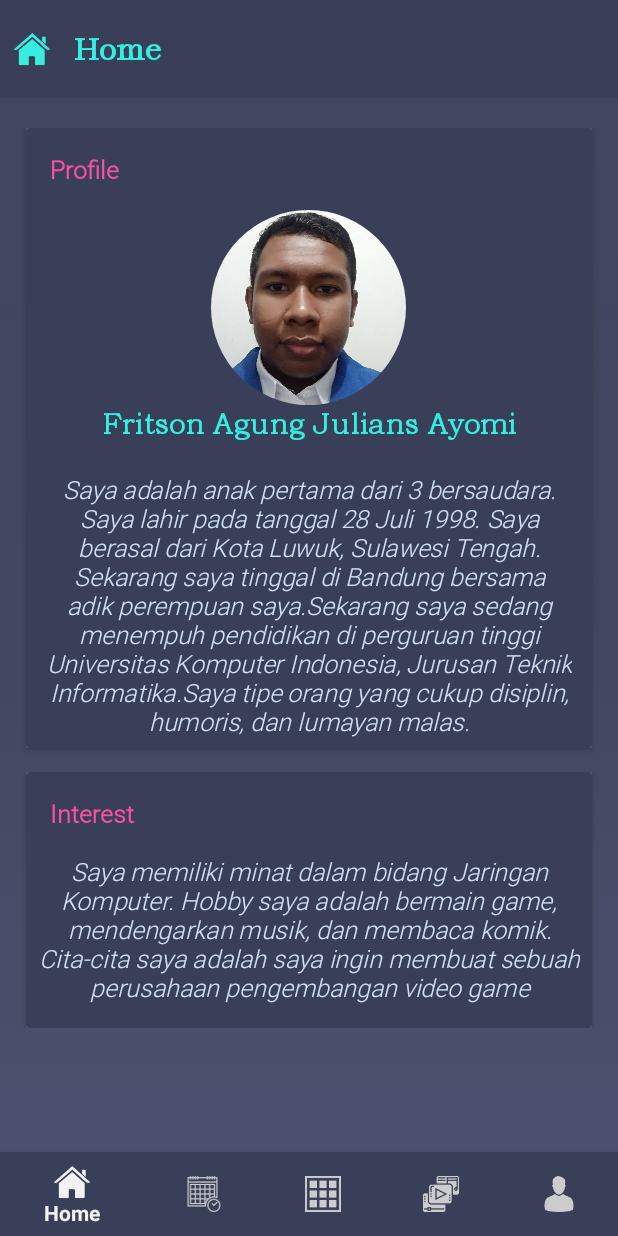
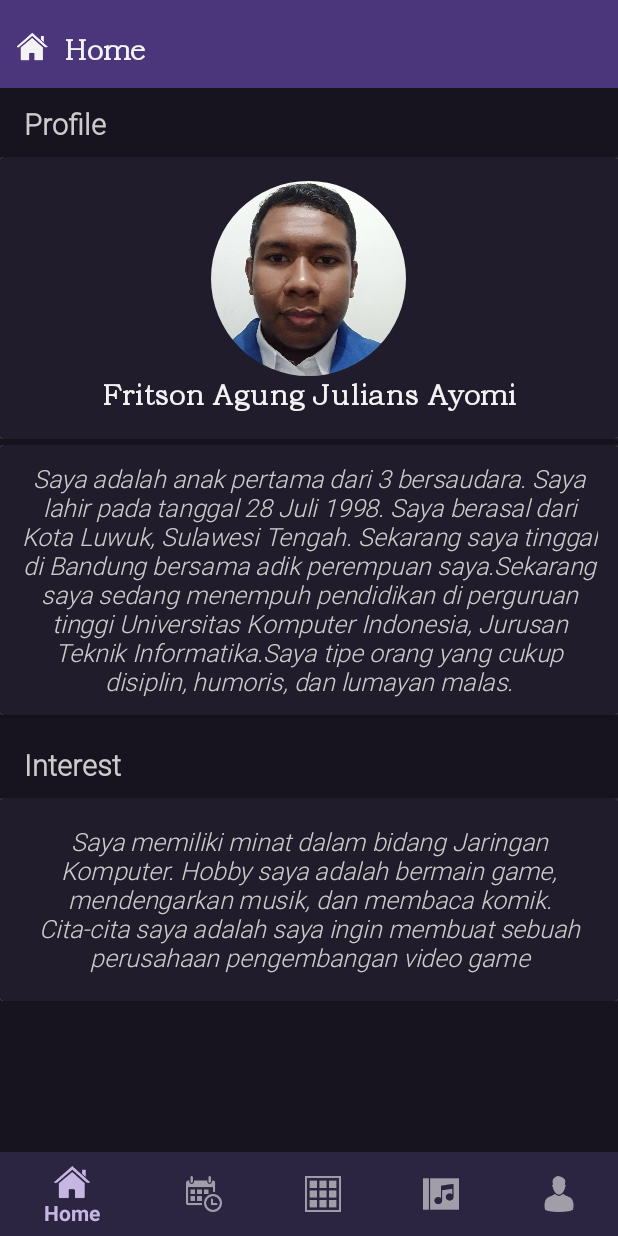
Before and after one commit to fritsonagung/Lat3UTS-AKB2-10116076-FritsonAgungJuliansAyomi, an Android app: the BottomNavigation screen opened directly, with no data from a screen before it, on a phone screen of 412 x 824 dp. Run offline under Robolectric (Android 15) with nearby library versions, the phone set to English and light mode, and no system bars; our stand-ins replace sdp/ssp sizes; plain views replace CircularImageView.

Commit message:
Test Bottom Nav with Fragment

```diff
--- a/app/src/main/AndroidManifest.xml
+++ b/app/src/main/AndroidManifest.xml
@@ -12,7 +12,7 @@
         <activity
             android:name=".BottomNavigation"
             android:label="@string/title_activity_bottom_navigation"></activity>
-        <activity android:name=".IntroActivity" />
+        <activity android:name=".WalkthroughActivity" />
         <activity android:name=".SplashActivity">
             <intent-filter>
                 <action android:name="android.intent.action.MAIN" />
--- a/app/src/main/java/com/example/fritsonapps/SplashActivity.java
+++ b/app/src/main/java/com/example/fritsonapps/SplashActivity.java
@@ -10,7 +10,7 @@ import android.widget.*;
 
 public class SplashActivity extends AppCompatActivity {
 
-    private static int SPLASH_TIME_OUT = 3000;
+    private static int SPLASH_TIME_OUT = 5000;
     private ImageView logo;
 
     @Override
@@ -26,7 +26,7 @@ public class SplashActivity extends AppCompatActivity {
         new Handler().postDelayed(new Runnable() {
             @Override
             public void run() {
-                Intent intent = new Intent(SplashActivity.this, IntroActivity.class);
+                Intent intent = new Intent(SplashActivity.this, WalkthroughActivity.class);
                 startActivity(intent);
                 finish();
             }
--- a/app/src/main/java/com/example/fritsonapps/IntroActivity.java
+++ b/app/src/main/java/com/example/fritsonapps/WalkthroughActivity.java
@@ -12,7 +12,7 @@ import android.widget.Button;
 
 import com.example.fritsonapps.adapter.SliderAdapter;
 
-public class IntroActivity extends AppCompatActivity {
+public class WalkthroughActivity extends AppCompatActivity {
 
     private ViewPager SlideViewPager;
     private LinearLayout DotsSlider;
@@ -42,7 +42,7 @@ public class IntroActivity extends AppCompatActivity {
             @Override
             public void onClick(View v) {
                 if (NextButton.getText() == "Finish") {
-                    startActivity(new Intent(IntroActivity.this, BottomNavigation.class));
+                    startActivity(new Intent(WalkthroughActivity.this, BottomNavigation.class));
                 } else {
                     SlideViewPager.setCurrentItem(currentPage + 1);
                 }
@@ -71,7 +71,7 @@ public class IntroActivity extends AppCompatActivity {
         }
 
         if (Dots.length > 0) {
-            Dots[position].setTextColor(getResources().getColor(R.color.colorHotPink));
+            Dots[position].setTextColor(getResources().getColor(R.color.colorAccent));
         }
     }
 
--- a/app/src/main/res/drawable/bg_color_gradient.xml
+++ /dev/null
@@ -1,14 +0,0 @@
-<?xml version="1.0" encoding="utf-8"?>
-<selector xmlns:android="http://schemas.android.com/apk/res/android">
-<item>
-    <shape>
-        <gradient
-            android:angle="90"
-            android:startColor="#4C5270"
-            android:centerColor="#424760"
-            android:endColor="#414661"
-            android:type="linear">
-        </gradient>
-    </shape>
-</item>
-</selector>
--- a/app/src/main/res/drawable/nav_item_selected.xml
+++ b/app/src/main/res/drawable/nav_item_selected.xml
@@ -1,5 +1,5 @@
 <?xml version="1.0" encoding="utf-8"?>
 <selector xmlns:android="http://schemas.android.com/apk/res/android">
-    <item android:color="#f3f3f3" android:state_checked="true" />
-    <item android:color="@color/colorTransparentWhite" />
+    <item android:color="@color/colorPaletteDarkPurple" android:state_checked="true" />
+    <item android:color="@color/colorTransparentPaletteDarkPurple" />
 </selector>
--- a/app/src/main/res/layout/activity_bottom_navigation.xml
+++ b/app/src/main/res/layout/activity_bottom_navigation.xml
@@ -20,7 +20,7 @@
         android:layout_height="wrap_content"
         android:layout_marginStart="0dp"
         android:layout_marginEnd="0dp"
-        android:background="@color/colorDarkCornFlower"
+        android:background="@color/colorDarkPurple"
         app:itemIconTint="@drawable/nav_item_selected"
         app:itemTextColor="@drawable/nav_item_selected"
         app:layout_constraintBottom_toBottomOf="parent"
--- a/app/src/main/res/layout/activity_splash.xml
+++ b/app/src/main/res/layout/activity_splash.xml
@@ -5,7 +5,7 @@
     android:id="@+id/SplashScreen"
     android:layout_width="match_parent"
     android:layout_height="match_parent"
-    android:background="@drawable/bg_color_gradient"
+    android:background="@color/colorPurple"
     android:gravity="center"
     android:orientation="vertical"
     tools:context=".SplashActivity">
@@ -18,6 +18,7 @@
         android:paddingTop="@dimen/_10sdp"
         android:paddingRight="@dimen/_10sdp"
         android:paddingBottom="@dimen/_10sdp"
+        android:tint="@color/colorWhite"
         app:srcCompat="@drawable/logo"
         tools:ignore="ContentDescription,MissingConstraints" />
 </LinearLayout>
--- a/app/src/main/res/layout/home_fragment.xml
+++ b/app/src/main/res/layout/home_fragment.xml
@@ -4,15 +4,16 @@
     xmlns:tools="http://schemas.android.com/tools"
     android:layout_width="match_parent"
     android:layout_height="match_parent"
-    android:background="@drawable/bg_color_gradient"
+    android:background="@color/colorBlackishPurple"
+    android:id="@+id/HomeFragmentLayout"
     android:orientation="vertical">
 
     <LinearLayout
         android:id="@+id/headerTitle"
         android:layout_width="match_parent"
-        android:layout_height="@dimen/_50sdp"
+        android:layout_height="@dimen/_45sdp"
         android:layout_centerHorizontal="true"
-        android:background="@color/colorDarkCornFlower"
+        android:background="@color/colorLittleDarkPurple"
         android:orientation="horizontal">
 
         <LinearLayout
@@ -23,11 +24,11 @@
             <ImageView
                 android:id="@+id/home_icon"
                 android:layout_width="wrap_content"
-                android:layout_height="wrap_content"
+                android:layout_height="@dimen/_16sdp"
                 android:layout_marginTop="@dimen/_16sdp"
                 android:layout_marginBottom="@dimen/_16sdp"
                 android:src="@mipmap/ic_home"
-                android:tint="@color/colorCyan" />
+                android:tint="@color/colorWhite" />
         </LinearLayout>
 
         <LinearLayout
@@ -39,14 +40,12 @@
                 android:id="@+id/title"
                 android:layout_width="wrap_content"
                 android:layout_height="wrap_content"
-                android:layout_marginStart="@dimen/_5sdp"
-                android:layout_marginLeft="@dimen/_5sdp"
-                android:layout_marginTop="@dimen/_15sdp"
+                android:layout_marginTop="@dimen/_16sdp"
                 android:fontFamily="@font/book_os"
                 android:text="@string/title_home"
                 android:textAlignment="center"
-                android:textColor="@color/colorCyan"
-                android:textSize="@dimen/_16sdp"
+                android:textColor="@color/colorWhite"
+                android:textSize="@dimen/_15sdp"
                 android:textStyle="bold"
                 tools:ignore="spUsage" />
         </LinearLayout>
@@ -57,56 +56,59 @@
         android:layout_width="match_parent"
         android:layout_height="match_parent"
         android:layout_below="@id/headerTitle"
-        android:paddingTop="@dimen/_10sdp"
-        android:paddingBottom="@dimen/_60sdp">
+        android:layout_marginBottom="@dimen/_43sdp"
+        android:paddingTop="@dimen/_3sdp"
+        android:paddingBottom="@dimen/_5sdp">
 
         <LinearLayout
             android:id="@+id/contentLayout"
             android:layout_width="match_parent"
             android:layout_height="match_parent"
             android:layout_below="@id/headerTitle"
-            android:layout_marginTop="@dimen/_5sdp"
             android:gravity="center"
             android:orientation="vertical">
 
+            <TextView
+                android:id="@+id/sub_title_Profile"
+                android:layout_width="wrap_content"
+                android:layout_height="wrap_content"
+                android:layout_gravity="start"
+                android:layout_marginLeft="@dimen/activity_vertical_margin"
+                android:layout_marginTop="@dimen/_5sdp"
+                android:layout_marginBottom="@dimen/_5sdp"
+                android:fontFamily="@font/roboto_light"
+                android:text="@string/sub_title_profile"
+                android:textColor="@color/colorTransparentWhite"
+                android:textSize="@dimen/_15sdp"
+                android:textStyle="bold" />
+
             <android.support.v7.widget.CardView
                 android:id="@+id/profileView"
-                android:layout_width="@dimen/_290sdp"
+                android:layout_width="match_parent"
                 android:layout_height="wrap_content"
+                android:layout_marginTop="@dimen/_2sdp"
                 tools:ignore="NotSibling">
 
                 <RelativeLayout
                     android:id="@+id/profileLayout"
                     android:layout_width="match_parent"
                     android:layout_height="match_parent"
+                    android:layout_below="@+id/sub_title_Profile"
                     android:layout_alignStart="@+id/profileView"
                     android:layout_alignLeft="@+id/profileView"
-                    android:background="@color/colorDarkCornFlower"
+                    android:background="@color/colorTransparentDarkPurple"
                     android:orientation="vertical">
-
-                    <TextView
-                        android:id="@+id/sub_title_Profile"
-                        android:layout_width="wrap_content"
-                        android:layout_height="wrap_content"
-                        android:layout_marginLeft="@dimen/activity_vertical_margin"
-                        android:layout_marginTop="@dimen/activity_vertical_margin"
-                        android:fontFamily="@font/roboto_light"
-                        android:text="@string/sub_title_profile"
-                        android:textColor="@color/colorHotPink"
-                        android:textSize="@dimen/_13sdp"
-                        android:textStyle="bold" />
 
                     <com.mikhaellopez.circularimageview.CircularImageView
                         android:id="@+id/photo_profile"
                         android:layout_width="@dimen/_100sdp"
                         android:layout_height="@dimen/_100sdp"
-                        android:layout_below="@id/sub_title_Profile"
+                        android:layout_alignParentTop="true"
                         android:layout_centerInParent="true"
                         android:layout_centerHorizontal="true"
                         android:layout_marginTop="@dimen/activity_vertical_margin"
                         android:src="@drawable/profile"
-                        app:civ_border_color="@color/colorCornFlower" />
-
+                        app:civ_border_color="@color/colorTransparentDarkPurple" />
 
                     <TextView
                         android:id="@+id/fullname"
@@ -120,9 +122,27 @@
                         android:gravity="fill_horizontal"
                         android:text="@string/full_name"
                         android:textAlignment="center"
-                        android:textColor="@color/colorCyan"
+                        android:textColor="@color/colorWhite"
                         android:textSize="@dimen/_15sdp"
                         android:textStyle="bold" />
+                </RelativeLayout>
+            </android.support.v7.widget.CardView>
+
+            <android.support.v7.widget.CardView
+                android:id="@+id/profileView2"
+                android:layout_width="match_parent"
+                android:layout_height="wrap_content"
+                android:layout_marginTop="@dimen/_3sdp"
+                tools:ignore="NotSibling">
+
+                <RelativeLayout
+                    android:layout_width="match_parent"
+                    android:layout_height="match_parent"
+                    android:layout_below="@+id/profileLayout"
+                    android:layout_alignStart="@+id/profileView"
+                    android:layout_alignLeft="@+id/profileView"
+                    android:background="@color/colorTransparentDarkPurple"
+                    android:orientation="vertical">
 
                     <TextView
                         android:id="@+id/desc_self"
@@ -133,12 +153,12 @@
                         android:layout_marginLeft="@dimen/_10sdp"
                         android:layout_marginTop="@dimen/_2sdp"
                         android:layout_marginRight="@dimen/_10sdp"
-                        android:layout_marginBottom="@dimen/_5sdp"
+                        android:layout_marginBottom="@dimen/_15sdp"
                         android:fontFamily="@font/roboto_light"
                         android:gravity="fill_horizontal"
                         android:text="@string/desc_profile"
                         android:textAlignment="center"
-                        android:textColor="@color/colorPeriwinkle"
+                        android:textColor="@color/colorTransparentWhite"
                         android:textSize="@dimen/_13sdp"
                         android:textStyle="italic" />
 
@@ -146,48 +166,52 @@
 
             </android.support.v7.widget.CardView>
 
+
+            <TextView
+                android:id="@+id/sub_title_Interest"
+                android:layout_width="wrap_content"
+                android:layout_height="wrap_content"
+                android:layout_gravity="start"
+                android:layout_marginLeft="@dimen/activity_vertical_margin"
+                android:layout_marginTop="@dimen/_5sdp"
+                android:layout_marginBottom="@dimen/_5sdp"
+                android:fontFamily="@font/roboto_light"
+                android:paddingTop="@dimen/_10sdp"
+                android:text="@string/sub_title_interest"
+                android:textColor="@color/colorTransparentWhite"
+                android:textSize="@dimen/_15sdp"
+                android:textStyle="bold" />
+
             <android.support.v7.widget.CardView
                 android:id="@+id/interestView"
-                android:layout_width="@dimen/_290sdp"
+                android:layout_width="match_parent"
                 android:layout_height="wrap_content"
                 android:layout_below="@id/profileView"
                 android:layout_centerInParent="true"
-                android:layout_marginTop="@dimen/activity_vertical_margin"
+                android:layout_marginTop="@dimen/_2sdp"
                 tools:ignore="UnknownId">
 
                 <RelativeLayout
                     android:id="@+id/interestLayout"
                     android:layout_width="match_parent"
                     android:layout_height="wrap_content"
-                    android:background="@color/colorDarkCornFlower"
+                    android:background="@color/colorTransparentDarkPurple"
                     android:orientation="vertical">
-
-                    <TextView
-                        android:id="@+id/sub_title_Interest"
-                        android:layout_width="wrap_content"
-                        android:layout_height="wrap_content"
-                        android:layout_marginLeft="@dimen/activity_vertical_margin"
-                        android:layout_marginTop="@dimen/activity_vertical_margin"
-                        android:fontFamily="@font/roboto_light"
-                        android:text="@string/sub_title_interest"
-                        android:textColor="@color/colorHotPink"
-                        android:textSize="@dimen/_13sdp"
-                        android:textStyle="bold" />
 
                     <TextView
                         android:id="@+id/desc_interest"
                         android:layout_width="match_parent"
                         android:layout_height="wrap_content"
-                        android:layout_below="@id/sub_title_Interest"
                         android:layout_centerInParent="true"
-                        android:layout_marginLeft="@dimen/activity_vertical_margin"
+                        android:layout_marginLeft="@dimen/_10sdp"
                         android:layout_marginTop="@dimen/activity_vertical_margin"
-                        android:layout_marginBottom="@dimen/activity_vertical_margin"
+                        android:layout_marginRight="@dimen/_10sdp"
+                        android:layout_marginBottom="@dimen/_15sdp"
                         android:fontFamily="@font/roboto_light"
                         android:gravity="fill_horizontal"
                         android:text="@string/desc_interest"
                         android:textAlignment="center"
-                        android:textColor="@color/colorPeriwinkle"
+                        android:textColor="@color/colorTransparentWhite"
                         android:textSize="@dimen/_13sdp"
                         android:textStyle="italic" />
                 </RelativeLayout>
--- a/app/src/main/res/layout/slider_layout.xml
+++ b/app/src/main/res/layout/slider_layout.xml
@@ -36,7 +36,7 @@
                 android:layout_marginTop="@dimen/_20sdp"
                 android:text="@string/heading"
                 android:textAlignment="center"
-                android:textColor="@color/colorCyan"
+                android:textColor="@color/colorWhite"
                 android:textSize="@dimen/_20sdp"
                 android:textStyle="bold"
                 app:fontFamily="@font/book_os"
@@ -53,7 +53,7 @@
                 android:gravity="fill_horizontal"
                 android:text="@string/desc"
                 android:textAlignment="center"
-                android:textColor="@color/colorPeriwinkle"
+                android:textColor="@color/colorTransparentWhite"
                 android:textSize="@dimen/_13sdp"
                 tools:ignore="SpUsage" />
         </RelativeLayout>
--- a/app/src/main/res/values/colors.xml
+++ b/app/src/main/res/values/colors.xml
@@ -3,19 +3,13 @@
     <color name="colorPrimary">#008577</color>
     <color name="colorPrimaryDark">#00574B</color>
     <color name="colorAccent">#D81B60</color>
-    <color name="colorNavy">#00293c</color>
-    <color name="colorIvory">#f1f3ce</color>
-    <color name="colorPeacockBlue">#1e656d</color>
-    <color name="colorCandyApple">#f62a00</color>
-    <color name="colorMidnightBlue">#1e1f26</color>
-    <color name="colorIndigoInk">#283655</color>
-    <color name="colorBlueberry">#4d648d</color>
-    <color name="colorPeriwinkle">#d0e1f9</color>
     <color name="colorWhite">#f3f3f3</color>
-    <color name="colorTiffanyBlue">#BCECE0</color>
-    <color name="colorCyan">#36EEE0</color>
-    <color name="colorHotPink">#F652A0</color>
-    <color name="colorCornFlower">#4C5270</color>
     <color name="colorTransparentWhite">#cccccc</color>
-    <color name="colorDarkCornFlower">#3A3F59</color>
+    <color name="colorPurple">#6441A5</color>
+    <color name="colorLittleDarkPurple">#4B367B</color>
+    <color name="colorTransparentDarkPurple">#201c2b</color>
+    <color name="colorDarkPurple">#2b2541</color>
+    <color name="colorBlackishPurple">#17141F</color>
+    <color name="colorPaletteDarkPurple">#C6B7E2</color>
+    <color name="colorTransparentPaletteDarkPurple">#A19EA9</color>
 </resources>
```
Also changed, not shown: app/src/main/res/layout/activity_intro.xml (+6 -6 lines), app/src/main/res/layout/daily_activity_fragment.xml (+33 -6 lines), app/src/main/res/layout/gallery_fragment.xml (+29 -6 lines), app/src/main/res/layout/music_and_video_fragment.xml (+29 -7 lines), app/src/main/res/layout/profile_fragment.xml (+29 -6 lines), app/src/main/java/com/example/fritsonapps/fragment/HomeFragment.java (line endings or trailing spaces), app/src/main/res/drawable/logo.png, app/src/main/res/mipmap-hdpi/ic_activity.png, app/src/main/res/mipmap-hdpi/ic_music_and_video.png.
